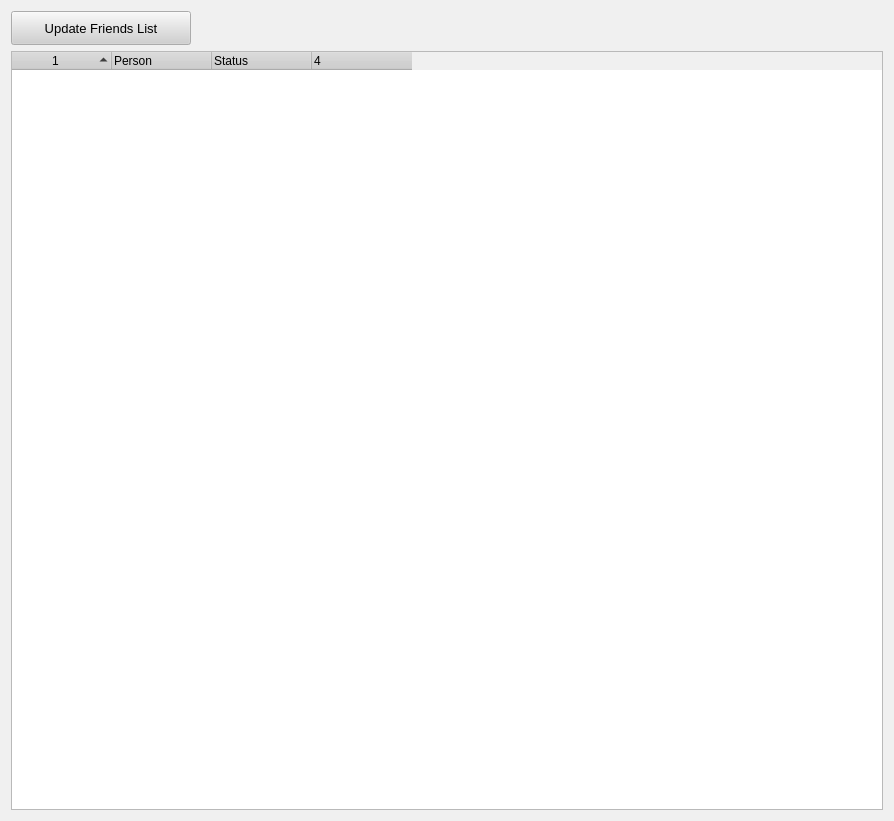
Qt form MixologistGui/gui/PeersDialog.ui (rebeccaskinner/The-Mixologist) before a commit.
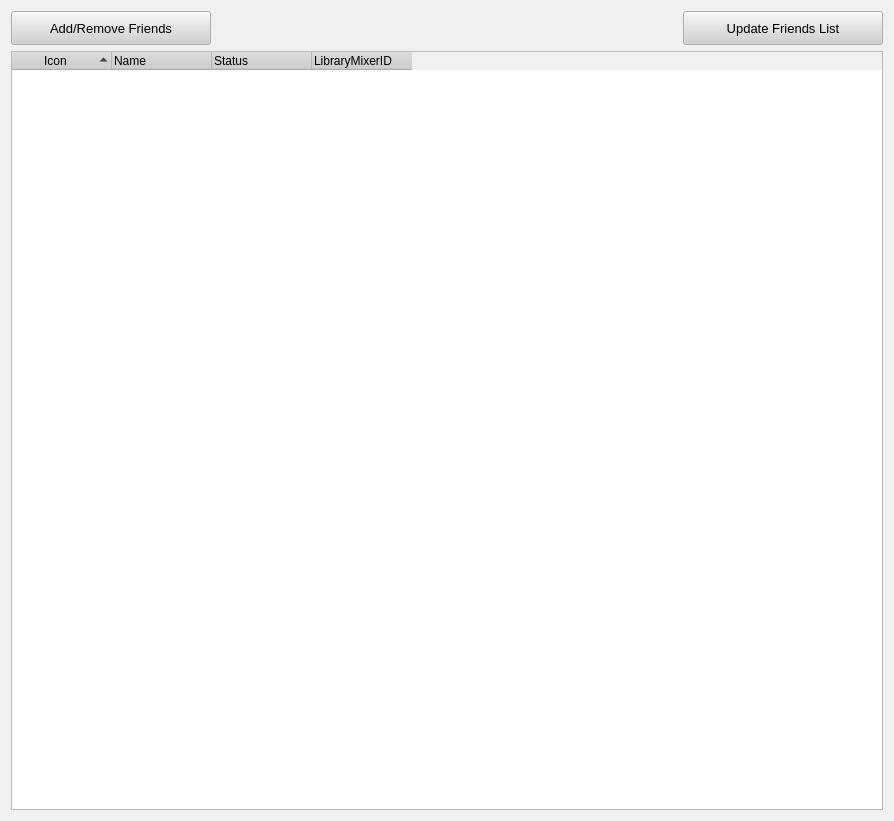
The same form after that commit. Icons and pictures are not drawn.

Patch:
```diff
--- a/MixologistGui/gui/PeersDialog.ui
+++ b/MixologistGui/gui/PeersDialog.ui
@@ -490,20 +490,64 @@
   <layout class="QVBoxLayout" name="verticalLayout">
    <item>
     <layout class="QHBoxLayout" name="horizontalLayout">
+     <item>
+      <widget class="QPushButton" name="addFriendsButton">
+       <property name="sizePolicy">
+        <sizepolicy hsizetype="Fixed" vsizetype="Fixed">
+         <horstretch>0</horstretch>
+         <verstretch>0</verstretch>
+        </sizepolicy>
+       </property>
+       <property name="minimumSize">
+        <size>
+         <width>200</width>
+         <height>34</height>
+        </size>
+       </property>
+       <property name="font">
+        <font>
+         <pointsize>10</pointsize>
+        </font>
+       </property>
+       <property name="toolTip">
+        <string>Opens the page where you can manage your friends list.</string>
+       </property>
+       <property name="text">
+        <string>Add/Remove Friends</string>
+       </property>
+       <property name="icon">
+        <iconset resource="images.qrc">
+         <normaloff>:/Images/AddFriend.png</normaloff>:/Images/AddFriend.png</iconset>
+       </property>
+      </widget>
+     </item>
+     <item>
+      <spacer name="horizontalSpacer">
+       <property name="orientation">
+        <enum>Qt::Horizontal</enum>
+       </property>
+       <property name="sizeHint" stdset="0">
+        <size>
+         <width>40</width>
+         <height>20</height>
+        </size>
+       </property>
+      </spacer>
+     </item>
      <item>
       <widget class="QPushButton" name="updateFriendsButton">
+       <property name="sizePolicy">
+        <sizepolicy hsizetype="Fixed" vsizetype="Fixed">
+         <horstretch>0</horstretch>
+         <verstretch>0</verstretch>
+        </sizepolicy>
+       </property>
        <property name="minimumSize">
         <size>
-         <width>0</width>
+         <width>200</width>
          <height>34</height>
         </size>
        </property>
-       <property name="maximumSize">
-        <size>
-         <width>180</width>
-         <height>16777215</height>
-        </size>
-       </property>
        <property name="font">
         <font>
          <pointsize>10</pointsize>
@@ -519,12 +563,8 @@
         <iconset resource="images.qrc">
          <normaloff>:/Images/UpdateFriends.png</normaloff>:/Images/UpdateFriends.png</iconset>
        </property>
-      </widget>
-     </item>
-     <item>
-      <widget class="QLabel" name="updateFriendsLabel">
-       <property name="text">
-        <string/>
+       <property name="shortcut">
+        <string>F5</string>
        </property>
       </widget>
      </item>
@@ -582,7 +622,7 @@
      </attribute>
      <column>
       <property name="text">
-       <string/>
+       <string>Icon</string>
       </property>
       <property name="textAlignment">
        <set>AlignHCenter|AlignVCenter|AlignCenter</set>
@@ -590,16 +630,7 @@
      </column>
      <column>
       <property name="text">
-       <string>Person</string>
-      </property>
-      <property name="foreground">
-       <brush brushstyle="NoBrush">
-        <color alpha="255">
-         <red>0</red>
-         <green>0</green>
-         <blue>0</blue>
-        </color>
-       </brush>
+       <string>Name</string>
       </property>
      </column>
      <column>
@@ -609,7 +640,7 @@
      </column>
      <column>
       <property name="text">
-       <string/>
+       <string>LibraryMixerID</string>
       </property>
      </column>
     </widget>
```
Left out of the diff: 7 changed lines with no effect on the pictures.
